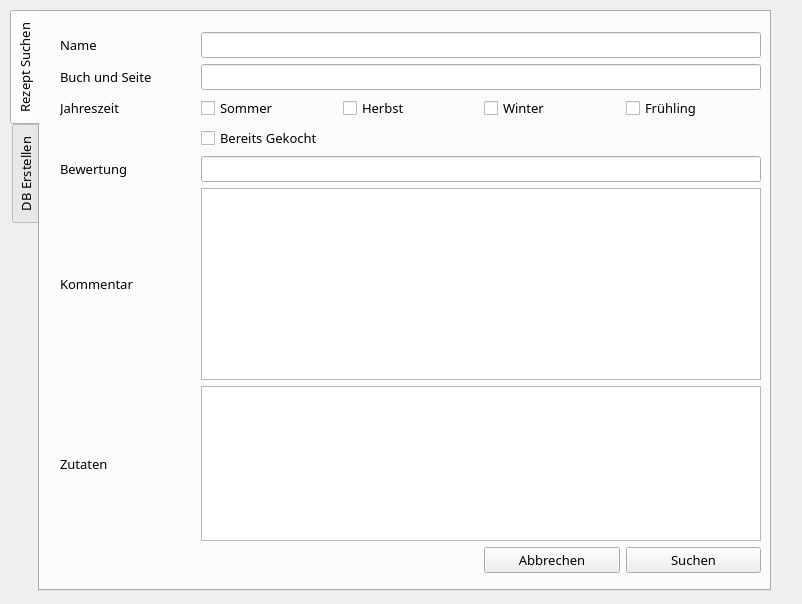
This is cookbook.ui in Lenndame/cookbook as Qt 5 draws it before an edit. The edited form follows.
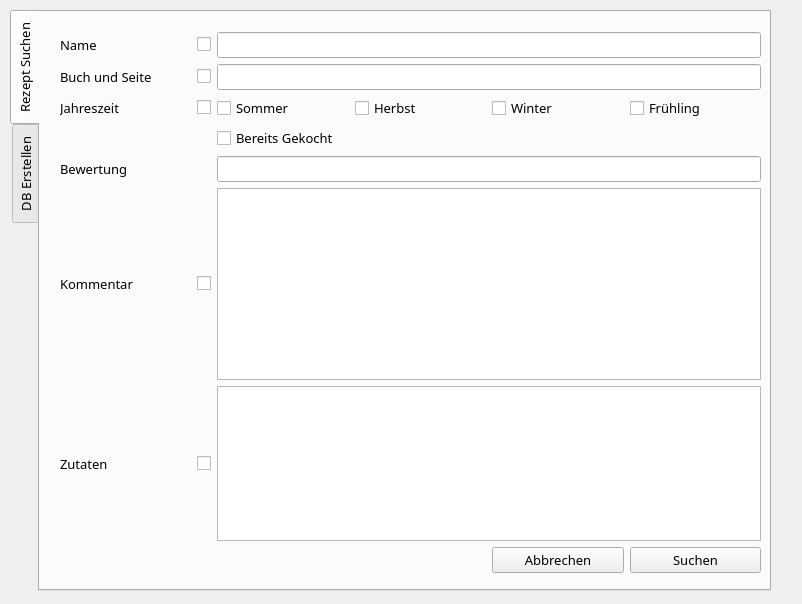
This is the edited form. The open tabs and pages were chosen to show the change.

What changed in the file:
```diff
--- a/cookbook.ui
+++ b/cookbook.ui
@@ -67,65 +67,124 @@
        </rect>
       </property>
       <layout class="QGridLayout" name="gridlayout_s">
-       <item row="8" column="0">
-        <widget class="QLabel" name="lbl_bewertung_s">
+       <item row="5" column="0">
+        <widget class="QLabel" name="lbl_jahr_s">
          <property name="text">
-          <string>Bewertung</string>
+          <string>Jahreszeit</string>
          </property>
         </widget>
        </item>
-       <item row="1" column="0">
-        <widget class="QLabel" name="lbl_seite_s">
+       <item row="10" column="0">
+        <widget class="QLabel" name="lbl_zutaten_s">
          <property name="text">
-          <string>Buch und Seite</string>
+          <string>Zutaten</string>
          </property>
         </widget>
        </item>
-       <item row="6" column="1">
-        <widget class="QCheckBox" name="cb_cook_s">
+       <item row="1" column="2" colspan="4">
+        <widget class="QLineEdit" name="le_seite_s">
+         <property name="sizePolicy">
+          <sizepolicy hsizetype="Expanding" vsizetype="Fixed">
+           <horstretch>0</horstretch>
+           <verstretch>0</verstretch>
+          </sizepolicy>
+         </property>
+        </widget>
+       </item>
+       <item row="0" column="0">
+        <widget class="QLabel" name="lbl_name_s">
          <property name="text">
-          <string>Bereits Gekocht </string>
+          <string>Name</string>
+         </property>
+        </widget>
+       </item>
+       <item row="0" column="1">
+        <widget class="QCheckBox" name="cb_name_s">
+         <property name="sizePolicy">
+          <sizepolicy hsizetype="Fixed" vsizetype="Fixed">
+           <horstretch>0</horstretch>
+           <verstretch>0</verstretch>
+          </sizepolicy>
+         </property>
+         <property name="text">
+          <string/>
          </property>
         </widget>
        </item>
        <item row="5" column="4">
+        <widget class="QCheckBox" name="cb_winter_s">
+         <property name="text">
+          <string>Winter</string>
+         </property>
+        </widget>
+       </item>
+       <item row="5" column="2">
+        <widget class="QCheckBox" name="cb_summer_s">
+         <property name="text">
+          <string>Sommer</string>
+         </property>
+        </widget>
+       </item>
+       <item row="9" column="1">
+        <widget class="QCheckBox" name="cb_kommentar_s">
+         <property name="sizePolicy">
+          <sizepolicy hsizetype="Fixed" vsizetype="Fixed">
+           <horstretch>0</horstretch>
+           <verstretch>0</verstretch>
+          </sizepolicy>
+         </property>
+         <property name="text">
+          <string/>
+         </property>
+        </widget>
+       </item>
+       <item row="10" column="1">
+        <widget class="QCheckBox" name="cb_zutaten_s">
+         <property name="sizePolicy">
+          <sizepolicy hsizetype="Fixed" vsizetype="Fixed">
+           <horstretch>0</horstretch>
+           <verstretch>0</verstretch>
+          </sizepolicy>
+         </property>
+         <property name="text">
+          <string/>
+         </property>
+        </widget>
+       </item>
+       <item row="5" column="1">
+        <widget class="QCheckBox" name="cb_jahr_s">
+         <property name="sizePolicy">
+          <sizepolicy hsizetype="Fixed" vsizetype="Fixed">
+           <horstretch>0</horstretch>
+           <verstretch>0</verstretch>
+          </sizepolicy>
+         </property>
+         <property name="text">
+          <string/>
+         </property>
+        </widget>
+       </item>
+       <item row="1" column="1">
+        <widget class="QCheckBox" name="cb_seite_s">
+         <property name="sizePolicy">
+          <sizepolicy hsizetype="Fixed" vsizetype="Fixed">
+           <horstretch>0</horstretch>
+           <verstretch>0</verstretch>
+          </sizepolicy>
+         </property>
+         <property name="text">
+          <string/>
+         </property>
+        </widget>
+       </item>
+       <item row="5" column="5">
         <widget class="QCheckBox" name="cb_spring_s">
          <property name="text">
           <string>Frühling</string>
          </property>
         </widget>
        </item>
-       <item row="0" column="1" colspan="4">
-        <widget class="QLineEdit" name="le_name_s">
-         <property name="sizePolicy">
-          <sizepolicy hsizetype="Expanding" vsizetype="Fixed">
-           <horstretch>0</horstretch>
-           <verstretch>0</verstretch>
-          </sizepolicy>
-         </property>
-        </widget>
-       </item>
-       <item row="1" column="1" colspan="4">
-        <widget class="QLineEdit" name="le_seite_s">
-         <property name="sizePolicy">
-          <sizepolicy hsizetype="Expanding" vsizetype="Fixed">
-           <horstretch>0</horstretch>
-           <verstretch>0</verstretch>
-          </sizepolicy>
-         </property>
-        </widget>
-       </item>
-       <item row="9" column="1" colspan="4">
-        <widget class="QTextEdit" name="txte_kommentar_s">
-         <property name="sizePolicy">
-          <sizepolicy hsizetype="Preferred" vsizetype="Minimum">
-           <horstretch>0</horstretch>
-           <verstretch>0</verstretch>
-          </sizepolicy>
-         </property>
-        </widget>
-       </item>
-       <item row="8" column="1" colspan="4">
+       <item row="8" column="2" colspan="4">
         <widget class="QLineEdit" name="le_bewertung_s">
          <property name="sizePolicy">
           <sizepolicy hsizetype="Expanding" vsizetype="Fixed">
@@ -135,7 +194,7 @@
          </property>
         </widget>
        </item>
-       <item row="11" column="4">
+       <item row="11" column="5">
         <widget class="QPushButton" name="pb_suchen_s">
          <property name="sizePolicy">
           <sizepolicy hsizetype="Minimum" vsizetype="Fixed">
@@ -154,21 +213,7 @@
          </property>
         </widget>
        </item>
-       <item row="0" column="0">
-        <widget class="QLabel" name="lbl_name_s">
-         <property name="text">
-          <string>Name</string>
-         </property>
-        </widget>
-       </item>
-       <item row="5" column="2">
-        <widget class="QCheckBox" name="cb_autumn_s">
-         <property name="text">
-          <string>Herbst</string>
-         </property>
-        </widget>
-       </item>
-       <item row="11" column="3">
+       <item row="11" column="4">
         <widget class="QPushButton" name="pb_exit_s">
          <property name="sizePolicy">
           <sizepolicy hsizetype="Preferred" vsizetype="Fixed">
@@ -187,6 +232,23 @@
          </property>
         </widget>
        </item>
+       <item row="1" column="0">
+        <widget class="QLabel" name="lbl_seite_s">
+         <property name="text">
+          <string>Buch und Seite</string>
+         </property>
+        </widget>
+       </item>
+       <item row="0" column="2" colspan="4">
+        <widget class="QLineEdit" name="le_name_s">
+         <property name="sizePolicy">
+          <sizepolicy hsizetype="Expanding" vsizetype="Fixed">
+           <horstretch>0</horstretch>
+           <verstretch>0</verstretch>
+          </sizepolicy>
+         </property>
+        </widget>
+       </item>
        <item row="9" column="0">
         <widget class="QLabel" name="lbl_kommentar_s">
          <property name="text">
@@ -194,13 +256,27 @@
          </property>
         </widget>
        </item>
-       <item row="10" column="1" colspan="4">
+       <item row="6" column="2">
+        <widget class="QCheckBox" name="cb_cook_s">
+         <property name="text">
+          <string>Bereits Gekocht </string>
+         </property>
+        </widget>
+       </item>
+       <item row="8" column="0">
+        <widget class="QLabel" name="lbl_bewertung_s">
+         <property name="text">
+          <string>Bewertung</string>
+         </property>
+        </widget>
+       </item>
+       <item row="10" column="2" colspan="4">
         <widget class="QListWidget" name="lw_zutat_s">
          <property name="enabled">
           <bool>true</bool>
          </property>
          <property name="sizePolicy">
-          <sizepolicy hsizetype="Preferred" vsizetype="Preferred">
+          <sizepolicy hsizetype="Preferred" vsizetype="Expanding">
            <horstretch>0</horstretch>
            <verstretch>0</verstretch>
           </sizepolicy>
@@ -214,30 +290,31 @@
         </widget>
        </item>
        <item row="5" column="3">
-        <widget class="QCheckBox" name="cb_winter_s">
+        <widget class="QCheckBox" name="cb_autumn_s">
          <property name="text">
-          <string>Winter</string>
+          <string>Herbst</string>
          </property>
         </widget>
        </item>
-       <item row="5" column="1">
-        <widget class="QCheckBox" name="cb_summer_s">
-         <property name="text">
-          <string>Sommer</string>
+       <item row="9" column="2" colspan="4">
+        <widget class="QTextEdit" name="txte_kommentar_s">
+         <property name="sizePolicy">
+          <sizepolicy hsizetype="MinimumExpanding" vsizetype="Minimum">
+           <horstretch>0</horstretch>
+           <verstretch>0</verstretch>
+          </sizepolicy>
          </property>
-        </widget>
-       </item>
-       <item row="5" column="0">
-        <widget class="QLabel" name="lbl_jahr_s">
-         <property name="text">
-          <string>Jahreszeit</string>
+         <property name="minimumSize">
+          <size>
+           <width>0</width>
+           <height>150</height>
+          </size>
          </property>
-        </widget>
-       </item>
-       <item row="10" column="0">
-        <widget class="QLabel" name="lbl_zutaten_s">
-         <property name="text">
-          <string>Zutaten</string>
+         <property name="maximumSize">
+          <size>
+           <width>16777215</width>
+           <height>192</height>
+          </size>
          </property>
         </widget>
        </item>
@@ -254,7 +331,7 @@
      <attribute name="title">
       <string>DB Erstellen</string>
      </attribute>
-     <widget class="QWidget" name="">
+     <widget class="QWidget" name="layoutWidget">
       <property name="geometry">
        <rect>
         <x>20</x>
@@ -298,12 +375,12 @@
        <item row="5" column="1">
         <widget class="QCheckBox" name="cb_cook_w">
          <property name="text">
-          <string>CheckBox</string>
+          <string>wurde schon gekocht!</string>
          </property>
         </widget>
        </item>
        <item row="9" column="4">
-        <widget class="QPushButton" name="pb_exit_w">
+        <widget class="QPushButton" name="pb_write_w">
          <property name="sizePolicy">
           <sizepolicy hsizetype="Minimum" vsizetype="Fixed">
            <horstretch>0</horstretch>
@@ -345,25 +422,6 @@
          </property>
         </widget>
        </item>
-       <item row="8" column="1" colspan="4">
-        <widget class="QListWidget" name="lw_zutat_w">
-         <property name="enabled">
-          <bool>true</bool>
-         </property>
-         <property name="sizePolicy">
-          <sizepolicy hsizetype="Preferred" vsizetype="Preferred">
-           <horstretch>0</horstretch>
-           <verstretch>0</verstretch>
-          </sizepolicy>
-         </property>
-         <property name="frameShadow">
-          <enum>QFrame::Plain</enum>
-         </property>
-         <property name="sizeAdjustPolicy">
-          <enum>QAbstractScrollArea::AdjustToContents</enum>
-         </property>
-        </widget>
-       </item>
        <item row="2" column="0">
         <widget class="QLabel" name="lbl_pdf_w">
          <property name="text">
@@ -437,7 +495,7 @@
         </widget>
        </item>
        <item row="9" column="3">
-        <widget class="QPushButton" name="pb_suchen_w">
+        <widget class="QPushButton" name="pb_exit_w">
          <property name="sizePolicy">
           <sizepolicy hsizetype="Preferred" vsizetype="Fixed">
            <horstretch>0</horstretch>
@@ -462,6 +520,9 @@
          </property>
         </widget>
        </item>
+       <item row="8" column="1" colspan="4">
+        <widget class="QTextEdit" name="txte_zutaten_w"/>
+       </item>
       </layout>
      </widget>
     </widget>
```
